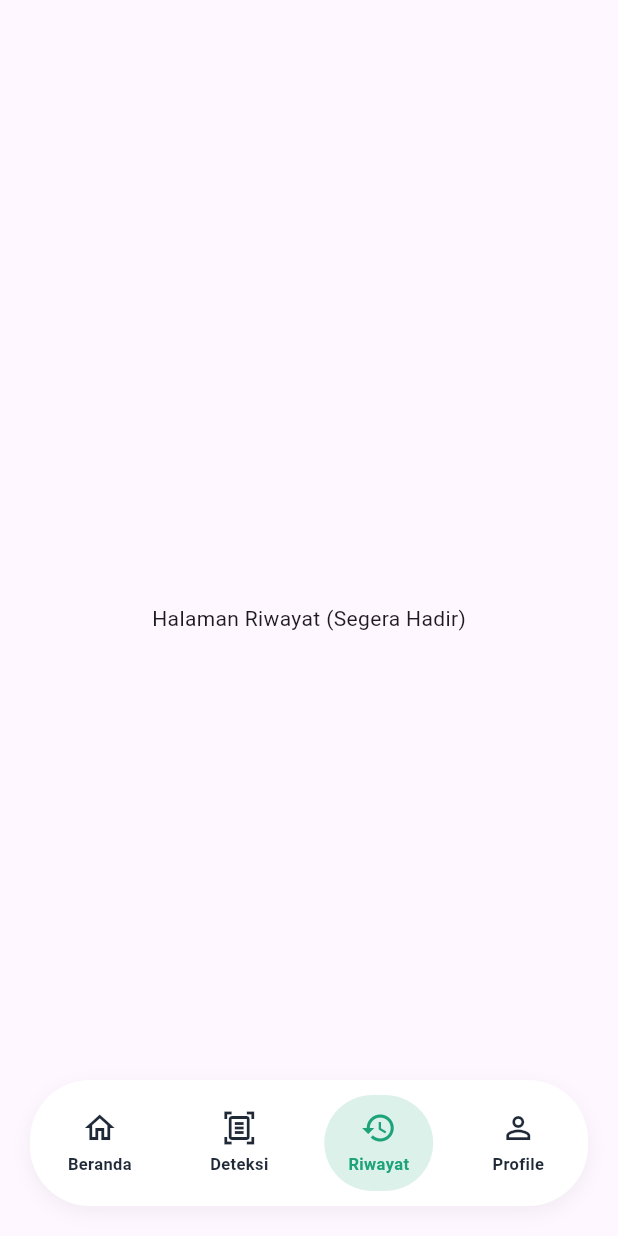
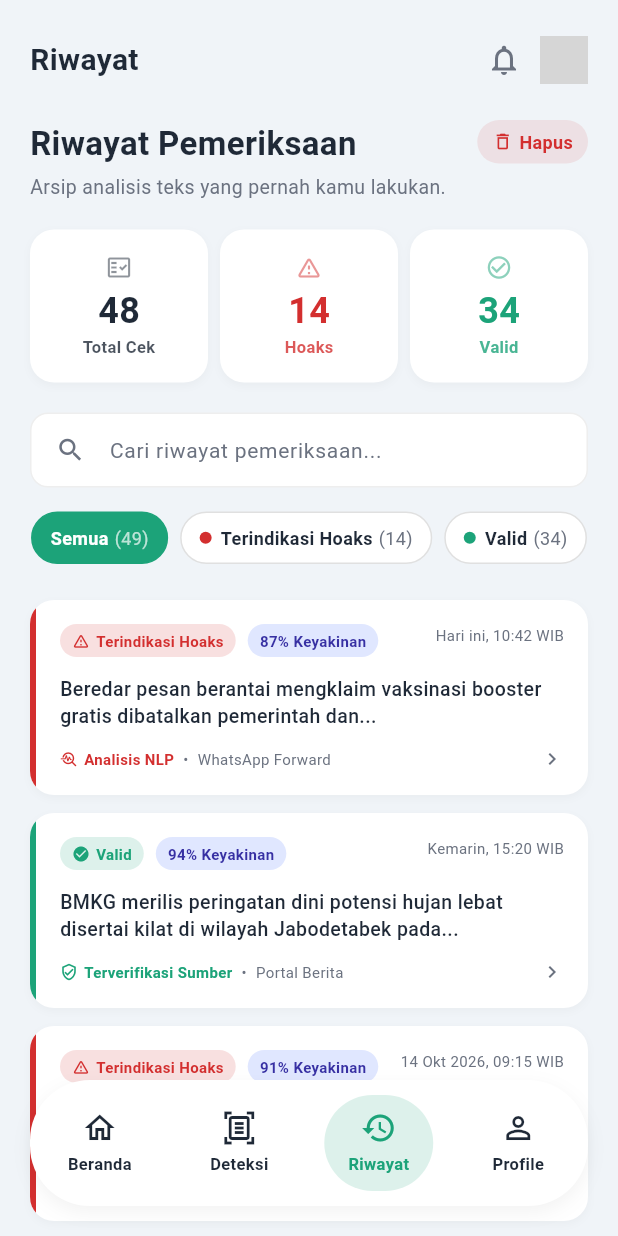
Before and after one commit to qulbiazz/HoaxCheck, a Flutter app: the screen it shows after launch, item 3 of the bottom bar chosen, on a phone screen of 412 x 824 dp. Run offline on Flutter 3.47's test engine with Material 3 defaults, Android fonts, the light colour scheme and no system bars; network calls fail; grey boxes are pictures that could not be loaded.

Commit message:
feat: create page history

```diff
--- /dev/null
+++ b/lib/features/history/pages/history_page.dart
@@ -0,0 +1,75 @@
+import 'package:flutter/material.dart';
+import '../../../../app/theme.dart';
+
+import '../widgets/history_header.dart';
+import '../widgets/history_search_filter.dart';
+import '../widgets/history_card.dart';
+import '../widgets/history_tips_banner.dart';
+
+class HistoryPage extends StatelessWidget {
+  const HistoryPage({super.key});
+
+  @override
+  Widget build(BuildContext context) {
+    return Scaffold(
+      backgroundColor: AppColors.background,
+      body: SafeArea(
+        child: SingleChildScrollView(
+          child: Padding(
+            padding: const EdgeInsets.symmetric(horizontal: 20.0, vertical: 16.0),
+            child: Column(
+              crossAxisAlignment: CrossAxisAlignment.start,
+              children: [
+                const HistoryHeader(),
+                const SizedBox(height: 20),
+
+                const HistorySearchFilter(),
+                const SizedBox(height: 24),
+
+                // Daftar Riwayat (Di sini Anda bisa menggunakan ListView.builder jika datanya dari API/Model)
+                const HistoryCard(
+                  isHoax: true,
+                  confidence: "87%",
+                  time: "Hari ini, 10:42 WIB",
+                  text: "Beredar pesan berantai mengklaim vaksinasi booster gratis dibatalkan pemerintah dan...",
+                  analysisType: "Analisis NLP",
+                  source: "WhatsApp Forward",
+                ),
+                const HistoryCard(
+                  isHoax: false,
+                  confidence: "94%",
+                  time: "Kemarin, 15:20 WIB",
+                  text: "BMKG merilis peringatan dini potensi hujan lebat disertai kilat di wilayah Jabodetabek pada...",
+                  analysisType: "Terverifikasi Sumber",
+                  source: "Portal Berita",
+                ),
+                const HistoryCard(
+                  isHoax: true,
+                  confidence: "91%",
+                  time: "14 Okt 2026, 09:15 WIB", // Menggunakan tahun dinamis sesuai request sistem
+                  text: "Membagikan link subsidi kuota internet 100GB mengatasnamakan Kemendikbudristek melalui...",
+                  analysisType: "Phishing / Manipulasi",
+                  source: "Tautan URL",
+                ),
+                const HistoryCard(
+                  isHoax: false,
+                  confidence: "89%",
+                  time: "12 Okt 2026, 18:05 WIB",
+                  text: "Kementerian Perhubungan mengumumkan penyesuaian tarif LRT Jabodebek per 1...",
+                  analysisType: "Media Kredibel",
+                  source: "Siaran Pers Resmi",
+                ),
+
+                const SizedBox(height: 8),
+                const HistoryTipsBanner(),
+
+                // Spacing bawah agar tidak tertutup custom bottom navigation bar
+                const SizedBox(height: 100),
+              ],
+            ),
+          ),
+        ),
+      ),
+    );
+  }
+}
--- /dev/null
+++ b/lib/features/history/widgets/history_card.dart
@@ -0,0 +1,132 @@
+import 'package:flutter/material.dart';
+import '../../../../app/theme.dart';
+
+class HistoryCard extends StatelessWidget {
+  final bool isHoax;
+  final String confidence;
+  final String time;
+  final String text;
+  final String analysisType;
+  final String source;
+
+  const HistoryCard({
+    super.key,
+    required this.isHoax,
+    required this.confidence,
+    required this.time,
+    required this.text,
+    required this.analysisType,
+    required this.source,
+  });
+
+  @override
+  Widget build(BuildContext context) {
+    final Color statusColor = isHoax ? AppColors.danger : AppColors.primary;
+    final IconData statusIcon = isHoax ? Icons.warning_amber_rounded : Icons.check_circle;
+
+    return Container(
+      margin: const EdgeInsets.only(bottom: 12),
+      decoration: BoxDecoration(
+        color: AppColors.surface,
+        borderRadius: BorderRadius.circular(16),
+        boxShadow: const [BoxShadow(color: Color(0x08000000), blurRadius: 4, offset: Offset(0, 2))],
+      ),
+      child: ClipRRect(
+        borderRadius: BorderRadius.circular(16),
+        child: Container(
+          decoration: BoxDecoration(border: Border(left: BorderSide(color: statusColor, width: 4))),
+          padding: const EdgeInsets.all(16),
+          child: Column(
+            crossAxisAlignment: CrossAxisAlignment.start,
+            children: [
+              // Header Kartu
+              Row(
+                mainAxisAlignment: MainAxisAlignment.spaceBetween,
+                crossAxisAlignment: CrossAxisAlignment.start,
+                children: [
+                  // KIRI: Badge Status & Keyakinan
+                  // Dibungkus Expanded & Wrap agar badge aman di layar kecil dan tidak mendorong waktu
+                  Expanded(
+                    child: Wrap(
+                      spacing: 8,
+                      runSpacing: 4,
+                      children: [
+                        Container(
+                          padding: const EdgeInsets.symmetric(horizontal: 8, vertical: 4),
+                          decoration: BoxDecoration(color: statusColor.withOpacity(0.15), borderRadius: BorderRadius.circular(20)),
+                          child: Row(
+                            mainAxisSize: MainAxisSize.min,
+                            children: [
+                              Icon(statusIcon, color: statusColor, size: 12),
+                              const SizedBox(width: 4),
+                              Text(isHoax ? "Terindikasi Hoaks" : "Valid", style: TextStyle(color: statusColor, fontSize: 10, fontWeight: FontWeight.bold)),
+                            ],
+                          ),
+                        ),
+                        Container(
+                          padding: const EdgeInsets.symmetric(horizontal: 8, vertical: 4),
+                          decoration: BoxDecoration(color: const Color(0xFFE0E7FF), borderRadius: BorderRadius.circular(20)),
+                          child: Text("$confidence Keyakinan", style: const TextStyle(color: Color(0xFF3730A3), fontSize: 10, fontWeight: FontWeight.bold)),
+                        ),
+                      ],
+                    ),
+                  ),
+                  const SizedBox(width: 8),
+                  // KANAN: Waktu
+                  Text(time, style: const TextStyle(color: AppColors.neutral, fontSize: 10)),
+                ],
+              ),
+              const SizedBox(height: 12),
+
+              // Teks Konten
+              Text(
+                text,
+                style: const TextStyle(color: AppColors.inverted, fontSize: 13, height: 1.4, fontWeight: FontWeight.w500),
+                maxLines: 2,
+                overflow: TextOverflow.ellipsis
+              ),
+              const SizedBox(height: 12),
+
+              // Footer Kartu
+              Row(
+                mainAxisAlignment: MainAxisAlignment.spaceBetween,
+                children: [
+                  // KIRI: Analisis dan Sumber
+                  // Dibungkus Expanded dan Flexible agar teks yang sangat panjang dipotong rapi (...)
+                  Expanded(
+                    child: Row(
+                      children: [
+                        Icon(isHoax ? Icons.troubleshoot : Icons.verified_user_outlined, size: 12, color: statusColor),
+                        const SizedBox(width: 4),
+                        Flexible(
+                          child: Text(
+                            analysisType,
+                            style: TextStyle(color: statusColor, fontSize: 10, fontWeight: FontWeight.bold),
+                            overflow: TextOverflow.ellipsis, // Memotong teks panjang
+                          ),
+                        ),
+                        const Padding(
+                          padding: EdgeInsets.symmetric(horizontal: 6),
+                          child: Text("•", style: TextStyle(color: AppColors.neutral, fontSize: 10))
+                        ),
+                        Flexible(
+                          child: Text(
+                            source,
+                            style: const TextStyle(color: AppColors.neutral, fontSize: 10),
+                            overflow: TextOverflow.ellipsis, // Memotong teks panjang
+                          ),
+                        ),
+                      ],
+                    ),
+                  ),
+                  const SizedBox(width: 8),
+                  const Icon(Icons.chevron_right, size: 16, color: AppColors.neutral),
+                ],
+              )
+            ],
+          ),
+        ),
+      ),
+    );
+  }
+}
--- /dev/null
+++ b/lib/features/history/widgets/history_header.dart
@@ -0,0 +1,96 @@
+import 'package:flutter/material.dart';
+import '../../../../app/theme.dart';
+
+class HistoryHeader extends StatelessWidget {
+  const HistoryHeader({super.key});
+
+  @override
+  Widget build(BuildContext context) {
+    return Column(
+      crossAxisAlignment: CrossAxisAlignment.start,
+      children: [
+        // Top Bar
+        Row(
+          mainAxisAlignment: MainAxisAlignment.spaceBetween,
+          children: [
+            const Text("Riwayat", style: TextStyle(color: AppColors.inverted, fontSize: 20, fontWeight: FontWeight.bold)),
+            Row(
+              children: [
+                IconButton(icon: const Icon(Icons.notifications_outlined, color: AppColors.neutral), onPressed: () {}),
+                CircleAvatar(
+                  radius: 16,
+                  backgroundColor: AppColors.primary.withOpacity(0.2),
+                  backgroundImage: const NetworkImage('https://via.placeholder.com/150'),
+                ),
+              ],
+            )
+          ],
+        ),
+        const SizedBox(height: 16),
+
+        // Judul & Tombol Hapus
+        Row(
+          mainAxisAlignment: MainAxisAlignment.spaceBetween,
+          crossAxisAlignment: CrossAxisAlignment.start,
+          children: [
+            const Expanded(
+              child: Column(
+                crossAxisAlignment: CrossAxisAlignment.start,
+                children: [
+                  Text("Riwayat Pemeriksaan", style: TextStyle(color: AppColors.inverted, fontSize: 22, fontWeight: FontWeight.bold)),
+                  SizedBox(height: 4),
+                  Text("Arsip analisis teks yang pernah kamu lakukan.", style: TextStyle(color: AppColors.neutral, fontSize: 13, height: 1.4)),
+                ],
+              ),
+            ),
+            Container(
+              padding: const EdgeInsets.symmetric(horizontal: 10, vertical: 6),
+              decoration: BoxDecoration(color: AppColors.danger.withOpacity(0.1), borderRadius: BorderRadius.circular(20)),
+              child: Row(
+                children: [
+                  Icon(Icons.delete_outline, color: AppColors.danger, size: 14),
+                  const SizedBox(width: 4),
+                  Text("Hapus", style: TextStyle(color: AppColors.danger, fontSize: 12, fontWeight: FontWeight.bold)),
+                ],
+              ),
+            ),
+          ],
+        ),
+        const SizedBox(height: 20),
+
+        // Kartu Statistik
+        Row(
+          children: [
+            _buildStatCard("Total Cek", "48", Icons.fact_check_outlined, AppColors.inverted, AppColors.surface),
+            const SizedBox(width: 8),
+            _buildStatCard("Hoaks", "14", Icons.warning_amber_rounded, AppColors.danger, AppColors.surface),
+            const SizedBox(width: 8),
+            _buildStatCard("Valid", "34", Icons.check_circle_outline, AppColors.primary, AppColors.surface),
+          ],
+        ),
+      ],
+    );
+  }
+
+  Widget _buildStatCard(String title, String value, IconData icon, Color color, Color bgColor) {
+    return Expanded(
+      child: Container(
+        padding: const EdgeInsets.symmetric(vertical: 16, horizontal: 8),
+        decoration: BoxDecoration(
+          color: bgColor,
+          borderRadius: BorderRadius.circular(16),
+          boxShadow: const [BoxShadow(color: Color(0x08000000), blurRadius: 4, offset: Offset(0, 2))],
+        ),
+        child: Column(
+          children: [
+            Icon(icon, color: color.withOpacity(0.5), size: 18),
+            const SizedBox(height: 8),
+            Text(value, style: TextStyle(color: color, fontSize: 24, fontWeight: FontWeight.bold, height: 1.0)),
+            const SizedBox(height: 4),
+            Text(title, style: TextStyle(color: color.withOpacity(0.8), fontSize: 11, fontWeight: FontWeight.w600)),
+          ],
+        ),
+      ),
+    );
+  }
+}
--- /dev/null
+++ b/lib/features/history/widgets/history_search_filter.dart
@@ -0,0 +1,69 @@
+import 'package:flutter/material.dart';
+import '../../../../app/theme.dart';
+
+class HistorySearchFilter extends StatelessWidget {
+  const HistorySearchFilter({super.key});
+
+  @override
+  Widget build(BuildContext context) {
+    return Column(
+      children: [
+        // Search Bar
+        Container(
+          padding: const EdgeInsets.symmetric(horizontal: 16),
+          decoration: BoxDecoration(
+            color: AppColors.surface,
+            borderRadius: BorderRadius.circular(12),
+            border: Border.all(color: Colors.grey.shade200),
+          ),
+          child: const TextField(
+            decoration: InputDecoration(
+              icon: Icon(Icons.search, color: AppColors.neutral, size: 20),
+              hintText: "Cari riwayat pemeriksaan...",
+              hintStyle: TextStyle(color: AppColors.neutral, fontSize: 14),
+              border: InputBorder.none,
+            ),
+          ),
+        ),
+        const SizedBox(height: 16),
+
+        // Filter Chips
+        SingleChildScrollView(
+          scrollDirection: Axis.horizontal,
+          child: Row(
+            children: [
+              _buildFilterChip("Semua", "49", true, null),
+              const SizedBox(width: 8),
+              _buildFilterChip("Terindikasi Hoaks", "14", false, AppColors.danger),
+              const SizedBox(width: 8),
+              _buildFilterChip("Valid", "34", false, AppColors.primary),
+            ],
+          ),
+        )
+      ],
+    );
+  }
+
+  Widget _buildFilterChip(String label, String count, bool isActive, Color? dotColor) {
+    return Container(
+      padding: const EdgeInsets.symmetric(horizontal: 12, vertical: 8),
+      decoration: BoxDecoration(
+        color: isActive ? AppColors.primary : AppColors.surface,
+        borderRadius: BorderRadius.circular(20),
+        border: Border.all(color: isActive ? AppColors.primary : Colors.grey.shade300),
+      ),
+      child: Row(
+        mainAxisSize: MainAxisSize.min,
+        children: [
+          if (dotColor != null) ...[
+            Container(width: 8, height: 8, decoration: BoxDecoration(color: dotColor, shape: BoxShape.circle)),
+            const SizedBox(width: 6),
+          ],
+          Text(label, style: TextStyle(color: isActive ? Colors.white : AppColors.inverted, fontSize: 12, fontWeight: FontWeight.w600)),
+          const SizedBox(width: 4),
+          Text("($count)", style: TextStyle(color: isActive ? Colors.white70 : AppColors.neutral, fontSize: 12)),
+        ],
+      ),
+    );
+  }
+}
--- /dev/null
+++ b/lib/features/history/widgets/history_tips_banner.dart
@@ -0,0 +1,37 @@
+import 'package:flutter/material.dart';
+import '../../../../app/theme.dart';
+
+class HistoryTipsBanner extends StatelessWidget {
+  const HistoryTipsBanner({super.key});
+
+  @override
+  Widget build(BuildContext context) {
+    return Container(
+      padding: const EdgeInsets.all(16),
+      decoration: BoxDecoration(
+        color: const Color(0xFFE8F0FE), // Biru pucat
+        borderRadius: BorderRadius.circular(16),
+      ),
+      child: Row(
+        children: [
+          Container(
+            padding: const EdgeInsets.all(10),
+            decoration: BoxDecoration(color: AppColors.secondary.withOpacity(0.3), shape: BoxShape.circle),
+            child: const Icon(Icons.lightbulb, color: AppColors.primary, size: 20),
+          ),
+          const SizedBox(width: 16),
+          const Expanded(
+            child: Column(
+              crossAxisAlignment: CrossAxisAlignment.start,
+              children: [
+                Text("Tips Literasi Digital", style: TextStyle(color: AppColors.inverted, fontSize: 12, fontWeight: FontWeight.bold)),
+                SizedBox(height: 4),
+                Text("Periksa domain web resmi sebelum menyebarkan tautan pembagian bantuan atau subsidi.", style: TextStyle(color: AppColors.neutral, fontSize: 11, height: 1.4)),
+              ],
+            ),
+          )
+        ],
+      ),
+    );
+  }
+}
--- a/lib/navigation/main_navigation.dart
+++ b/lib/navigation/main_navigation.dart
@@ -1,4 +1,5 @@
 import 'package:flutter/material.dart';
+import '../features/history/pages/history_page.dart';
 import '../features/home/pages/home_page.dart';
 import '../features/detection/pages/detection_page.dart';
 import '../app/theme.dart';
@@ -16,7 +17,7 @@ class _MainNavigationState extends State<MainNavigation> {
   final List<Widget> _pages = [
     const HomePage(),
     const DetectionPage(),
-    const Center(child: Text('Halaman Riwayat (Segera Hadir)')),
+    const HistoryPage(),
     const Center(child: Text('Halaman Profil (Segera Hadir)')),
   ];
 
```
